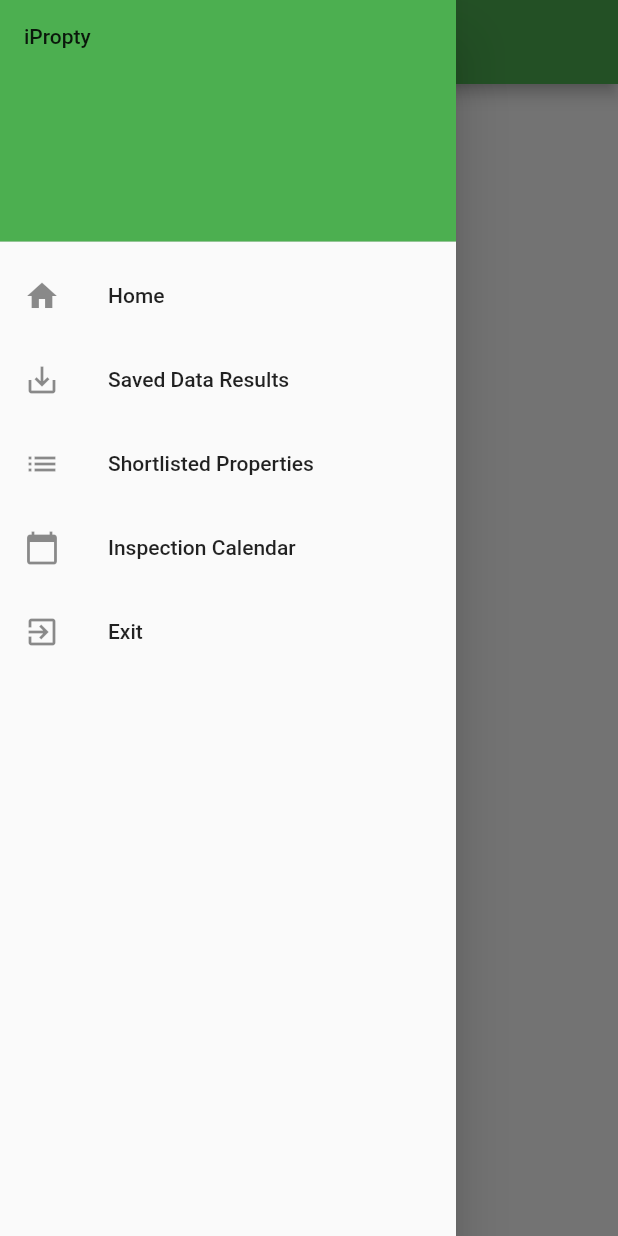
After one commit to blakeroles/domain-insights-application, a Flutter app: the screen it shows after launch, with the side drawer open, on a phone screen of 412 x 824 dp. The commit adds this screen. Run offline on Flutter 3.47's test engine with Material 2 defaults, Android fonts, the phone set to English and light mode, and no system bars; drawn by our look-alikes of loading_overlay.

Commit message:
Moving navigation drawer logic to single file

```diff
--- /dev/null
+++ b/domain_insights_application/lib/NavigationDrawer.dart
@@ -0,0 +1,58 @@
+import 'package:flutter/material.dart';
+
+class NavigationDrawer extends StatelessWidget {
+  final appTitle = 'iPropty';
+
+  // This widget is the root of your application.
+  @override
+  Widget build(BuildContext context) {
+    return Drawer(
+      child: ListView(
+        padding: EdgeInsets.zero,
+        children: <Widget>[
+          DrawerHeader(
+            child: Text(appTitle),
+            decoration: BoxDecoration(
+              color: Colors.green,
+            ),
+          ),
+          ListTile(
+            leading: Icon(Icons.home),
+            title: Text('Home'),
+            onTap: () {
+              // Update the state of the app
+            },
+          ),
+          ListTile(
+            leading: Icon(Icons.save_alt),
+            title: Text('Saved Data Results'),
+            onTap: () {
+              // Update the state of the app
+            },
+          ),
+          ListTile(
+            leading: Icon(Icons.list),
+            title: Text('Shortlisted Properties'),
+            onTap: () {
+              // Update the state of the app
+            },
+          ),
+          ListTile(
+            leading: Icon(Icons.calendar_today),
+            title: Text('Inspection Calendar'),
+            onTap: () {
+              // Update the state of the app
+            },
+          ),
+          ListTile(
+            leading: Icon(Icons.exit_to_app),
+            title: Text('Exit'),
+            onTap: () {
+              // Update the state of the app
+            },
+          ),
+        ],
+      ),
+    );
+  }
+}
```
Also changed, not shown: domain_insights_application/lib/DataResultsForm.dart (+2 -43 lines), domain_insights_application/lib/MainTitleForm.dart (+2 -48 lines).
